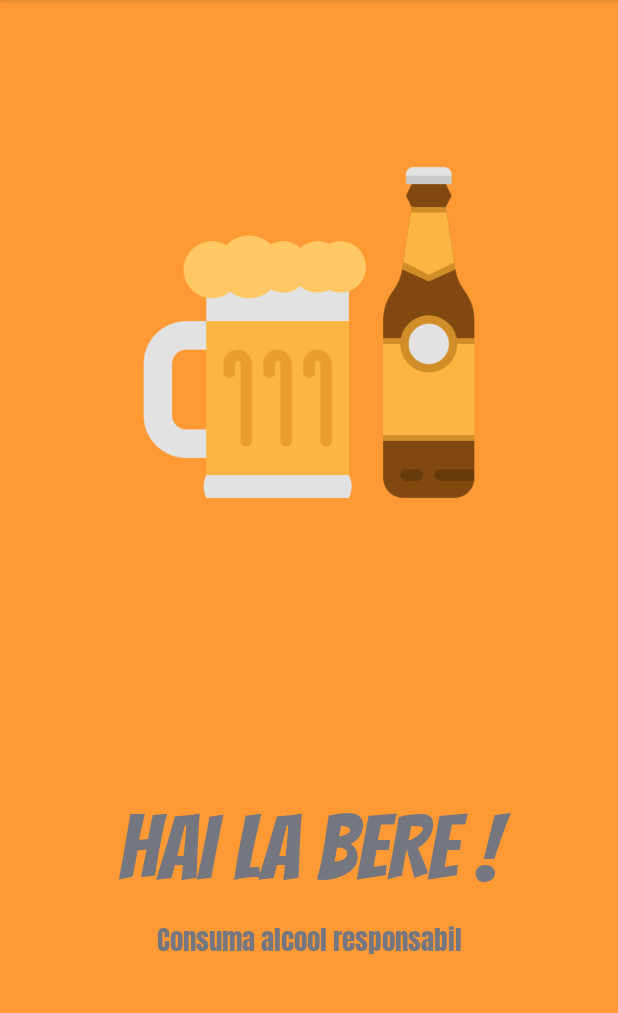
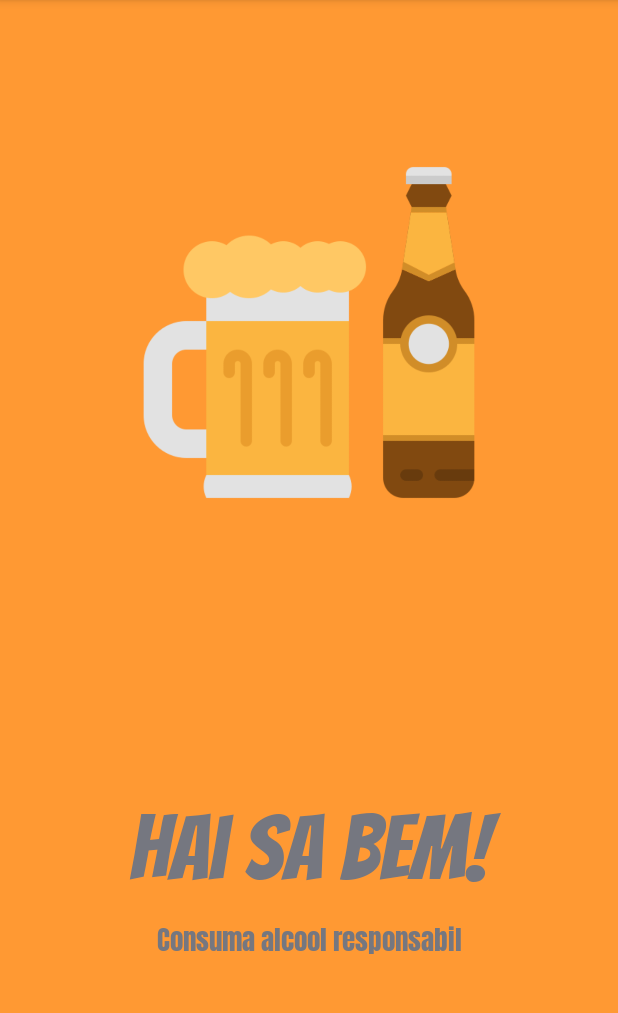
Before and after one commit to stefan334/Drinking_Game, an Android app: the layout activity_main.xml on its own in the app's theme, with its tools: preview values and no code run, on a phone screen of 412 x 824 dp, the part 84-1097 px from its top. Run offline under Robolectric (Android 15) with nearby library versions, the phone set to English and light mode, and no system bars; Roboto replaces fonts that are not available here.

Commit message:
Changed game name from "Hai la bere!" to "Hai sa bem!"

```diff
--- a/app/src/main/res/layout/activity_main.xml
+++ b/app/src/main/res/layout/activity_main.xml
@@ -27,7 +27,7 @@
         android:layout_height="wrap_content"
         android:fontFamily="@font/bangers"
         android:gravity="center_horizontal"
-        android:text="HAI LA BERE !"
+        android:text="Hai sa bem!"
         android:textAllCaps="false"
         android:textSize="60dp"
         app:layout_constraintBottom_toBottomOf="parent"
```
